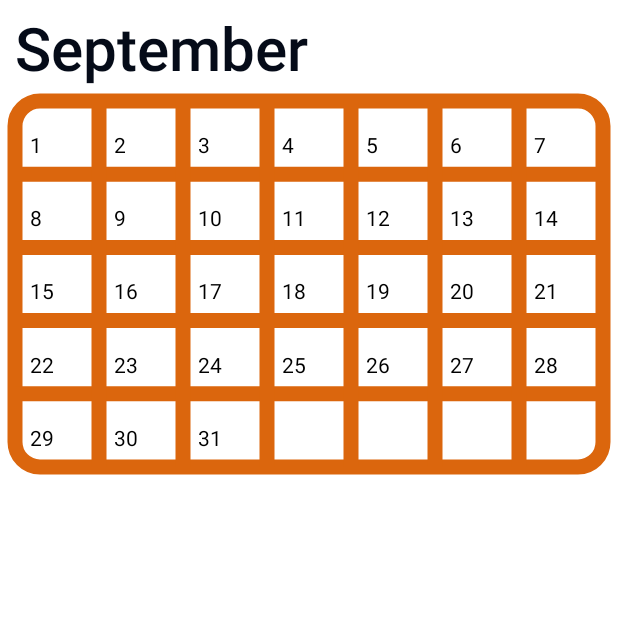
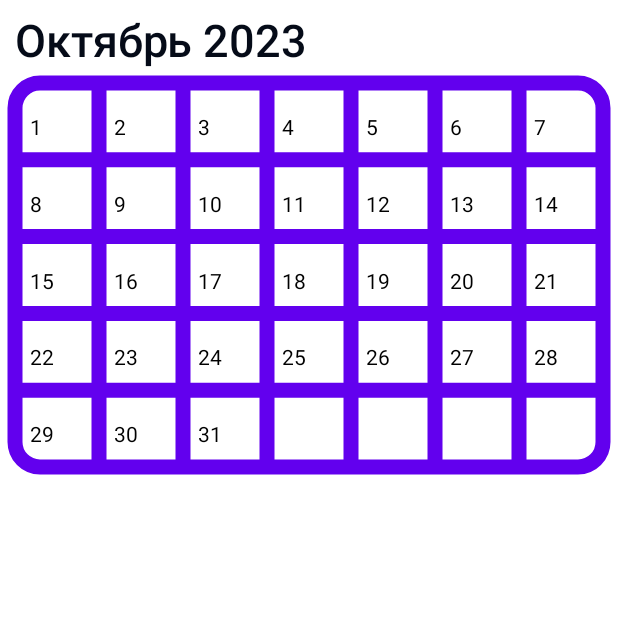
Before and after one commit to Eganin/RadoApp, an Android app built with Jetpack Compose: the composable ActiveRequestsForDriverView shown on its own in the app's theme, on a phone screen of 412 x 824 dp, the top half of it. Run offline under Robolectric (Android 15) with nearby library versions, the phone set to English and light mode, and no system bars; 1 statement that could not run was skipped.

Commit message:
added convert date to days in month, year, month

```diff
--- a/buildSrc/buildSrc/src/main/kotlin/Dependencies.kt
+++ b/buildSrc/buildSrc/src/main/kotlin/Dependencies.kt
@@ -142,5 +142,10 @@ object Dependencies {
             private const val version = "2.6.1"
             const val napier = "io.github.aakira:napier:$version"
         }
+
+        object DateTime {
+            private const val version = "0.4.1"
+            const val kotlinxDatetime = "org.jetbrains.kotlinx:kotlinx-datetime:$version"
+        }
     }
 }
--- a/buildSrc/src/main/kotlin/multiplatform-setup.gradle.kts
+++ b/buildSrc/src/main/kotlin/multiplatform-setup.gradle.kts
@@ -32,7 +32,7 @@ kotlin{
                 implementation(compose.foundation)
                 implementation(Dependencies.Other.Napier.napier)
                 implementation(Dependencies.Kotlin.Coroutines.core)
-                implementation("org.jetbrains.skiko:skiko:0.7.81")
+                implementation(Dependencies.Other.DateTime.kotlinxDatetime)
             }
         }
 
--- a/common/core-compose/build.gradle.kts
+++ b/common/core-compose/build.gradle.kts
@@ -9,6 +9,7 @@ kotlin{
         commonMain{
             dependencies {
                 implementation(project(":common:core"))
+                implementation(project(":common:core-utils"))
                 implementation(Dependencies.Navigation.Voyager.tabNavigator)
             }
         }
--- a/common/core-compose/src/commonMain/kotlin/theme/Theme.kt
+++ b/common/core-compose/src/commonMain/kotlin/theme/Theme.kt
@@ -13,7 +13,7 @@ object Theme {
 @Composable
 fun AppTheme(content: @Composable () -> Unit) {
     CompositionLocalProvider(
-        LocalColorProvider provides if (!isSystemInDarkTheme()) lightPalette else darkPalette,
+        LocalColorProvider provides lightPalette,
         content = content
     )
 }
--- a/common/core-compose/src/commonMain/kotlin/widgets/active/CalendarView.kt
+++ b/common/core-compose/src/commonMain/kotlin/widgets/active/CalendarView.kt
@@ -27,15 +27,29 @@ import androidx.compose.ui.unit.dp
 import androidx.compose.ui.unit.sp
 import kotlinx.coroutines.launch
 import theme.Theme
+import time.convertDateTime
 
 @Composable
 fun CalendarView(
     modifier: Modifier = Modifier,
-    calendarInput: List<CalendarInput>,
     onDayClick: (Int) -> Unit,
-    strokeWidth: Float = 15f,
-    month: String
+    strokeWidth: Float = 15f
 ) {
+    val datetime by remember {
+        mutableStateOf(convertDateTime())
+    }
+
+    val month by remember {
+        mutableStateOf(datetime.second)
+    }
+
+    val year by remember {
+        mutableStateOf(datetime.first)
+    }
+
+    val daysInMonth by remember {
+        mutableStateOf(datetime.third)
+    }
 
     var canvasSize by remember {
         mutableStateOf(Size.Zero)
@@ -48,6 +62,10 @@ fun CalendarView(
         mutableStateOf(0f)
     }
 
+    val calendarInput by remember {
+        mutableStateOf(createCalendarList(daysInMonth = daysInMonth))
+    }
+
     val scope = rememberCoroutineScope()
 
     val textMeasurer = rememberTextMeasurer()
@@ -57,10 +75,10 @@ fun CalendarView(
         verticalArrangement = Arrangement.spacedBy(10.dp)
     ) {
         Text(
-            text = month,
+            text = month + " "+ year,
             fontWeight = FontWeight.SemiBold,
             color = Theme.colors.primaryTextColor,
-            fontSize = 40.sp
+            fontSize = 30.sp
         )
         Canvas(
             modifier = Modifier
@@ -106,7 +124,7 @@ fun CalendarView(
             clipPath(path) {
                 drawCircle(
                     brush = Brush.radialGradient(
-                        listOf(orange.copy(0.8f), orange.copy(0.2f)),
+                        listOf(calendarColor.copy(0.8f), calendarColor.copy(0.2f)),
                         center = clickAnimationOffset,
                         radius = animationRadius + 0.1f
                     ),
@@ -116,7 +134,7 @@ fun CalendarView(
             }
 
             drawRoundRect(
-                orange,
+                calendarColor,
                 cornerRadius = CornerRadius(25f, 25f),
                 style = Stroke(
                     width = strokeWidth
@@ -125,7 +143,7 @@ fun CalendarView(
 
             for (i in 1 until CALENDAR_ROWS) {
                 drawLine(
-                    color = orange,
+                    color = calendarColor,
                     start = Offset(0f, ySteps * i),
                     end = Offset(canvasWidth, ySteps * i),
                     strokeWidth = strokeWidth
@@ -133,7 +151,7 @@ fun CalendarView(
             }
             for (i in 1 until CALENDAR_COLUMNS) {
                 drawLine(
-                    color = orange,
+                    color = calendarColor,
                     start = Offset(xSteps * i, 0f),
                     end = Offset(xSteps * i, canvasHeight),
                     strokeWidth = strokeWidth
@@ -158,11 +176,11 @@ fun CalendarView(
     }
 }
 
-val orange = Color(0xFFdb660d)
+val calendarColor = Color(0xFF6200EE)
 
-fun createCalendarList(): List<CalendarInput> {
+fun createCalendarList(daysInMonth:Int): List<CalendarInput> {
     val calendarInputs = mutableListOf<CalendarInput>()
-    for (i in 1..31) {
+    for (i in 1..daysInMonth) {
         calendarInputs.add(
             CalendarInput(
                 i,
--- /dev/null
+++ b/common/core-utils/src/commonMain/kotlin/time/ConvertDateTime.kt
@@ -0,0 +1,33 @@
+package time
+
+import kotlinx.datetime.*
+
+//Returns year, month, count days in a month
+fun convertDateTime(): Triple<Int, String, Int> {
+    val currentMoment: Instant = Clock.System.now()
+    val datetimeInSystemZone: LocalDateTime = currentMoment.toLocalDateTime(TimeZone.currentSystemDefault())
+
+    val year = datetimeInSystemZone.year
+    val month = when (datetimeInSystemZone.month.name) {
+        "JANUARY" -> "Январь"
+        "FEBRUARY" -> "Февраль"
+        "MARCH" -> "Март"
+        "APRIL" -> "Апрель"
+        "MAY" -> "Май"
+        "JUNE" -> "Июнь"
+        "JULY" -> "Июль"
+        "AUGUST" -> "Август"
+        "SEPTEMBER" -> "Сентябрь"
+        "OCTOBER" -> "Октябрь"
+        "NOVEMBER" -> "Ноябрь"
+        "DECEMBER" -> "Декабрь"
+        else -> ""
+    }
+    val countDaysInMonth = findCountDaysInMonth(x = datetimeInSystemZone.monthNumber)
+
+    return Triple(first = year, second = month, third = countDaysInMonth)
+}
+
+private fun findCountDaysInMonth(x: Int): Int {
+    return 28 + ((x + (x / 8)) % 2) + (2 % x) + (2 * (1 / x))
+}
--- a/common/driver/active/compose/src/commonMain/kotlin/ActiveRequestForDriverView.kt
+++ b/common/driver/active/compose/src/commonMain/kotlin/ActiveRequestForDriverView.kt
@@ -1,56 +1,30 @@
 import androidx.compose.foundation.background
-import androidx.compose.foundation.layout.*
-import androidx.compose.material3.Text
-import androidx.compose.runtime.*
+import androidx.compose.foundation.layout.Box
+import androidx.compose.foundation.layout.aspectRatio
+import androidx.compose.foundation.layout.fillMaxWidth
+import androidx.compose.foundation.layout.padding
+import androidx.compose.runtime.Composable
 import androidx.compose.ui.Alignment
 import androidx.compose.ui.Modifier
-import androidx.compose.ui.text.font.FontWeight
 import androidx.compose.ui.unit.dp
-import androidx.compose.ui.unit.sp
 import theme.Theme
-import widgets.active.CalendarInput
 import widgets.active.CalendarView
-import widgets.active.createCalendarList
 
 @Composable
 fun ActiveRequestsForDriverView(modifier: Modifier = Modifier) {
-    val calendarInputList by remember {
-        mutableStateOf(createCalendarList())
-    }
-    var clickedCalendarElem by remember {
-        mutableStateOf<CalendarInput?>(null)
-    }
     Box(
         modifier = Modifier
-            .fillMaxSize()
             .background(Theme.colors.primaryBackground),
         contentAlignment = Alignment.TopCenter
     ) {
         CalendarView(
-            calendarInput = calendarInputList,
             onDayClick = { day ->
-                clickedCalendarElem = calendarInputList.first { it.day == day }
+
             },
-            month = "September",
             modifier = Modifier
                 .padding(10.dp)
                 .fillMaxWidth()
                 .aspectRatio(1.3f)
         )
-        Column(
-            modifier = Modifier
-                .fillMaxWidth()
-                .padding(10.dp)
-                .align(Alignment.Center)
-        ) {
-            clickedCalendarElem?.toDos?.forEach {
-                Text(
-                    text = if (it.contains("Day")) it else "- $it",
-                    color = Theme.colors.primaryTextColor,
-                    fontWeight = FontWeight.SemiBold,
-                    fontSize = if (it.contains("Day")) 25.sp else 18.sp
-                )
-            }
-        }
     }
 }
```
